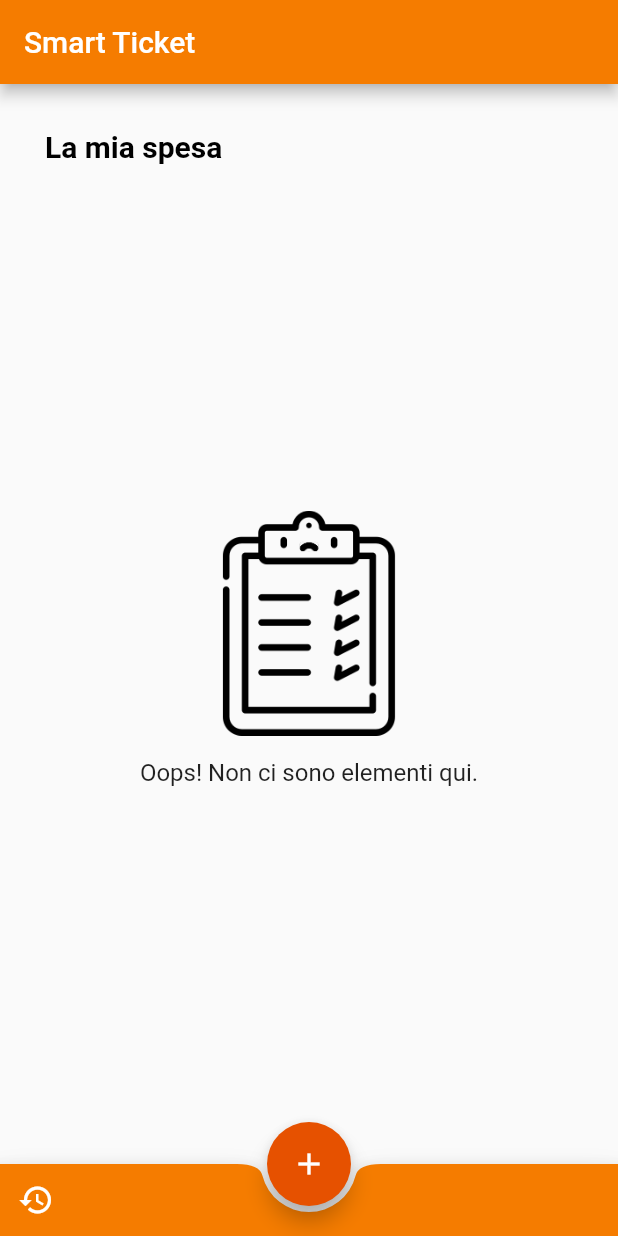
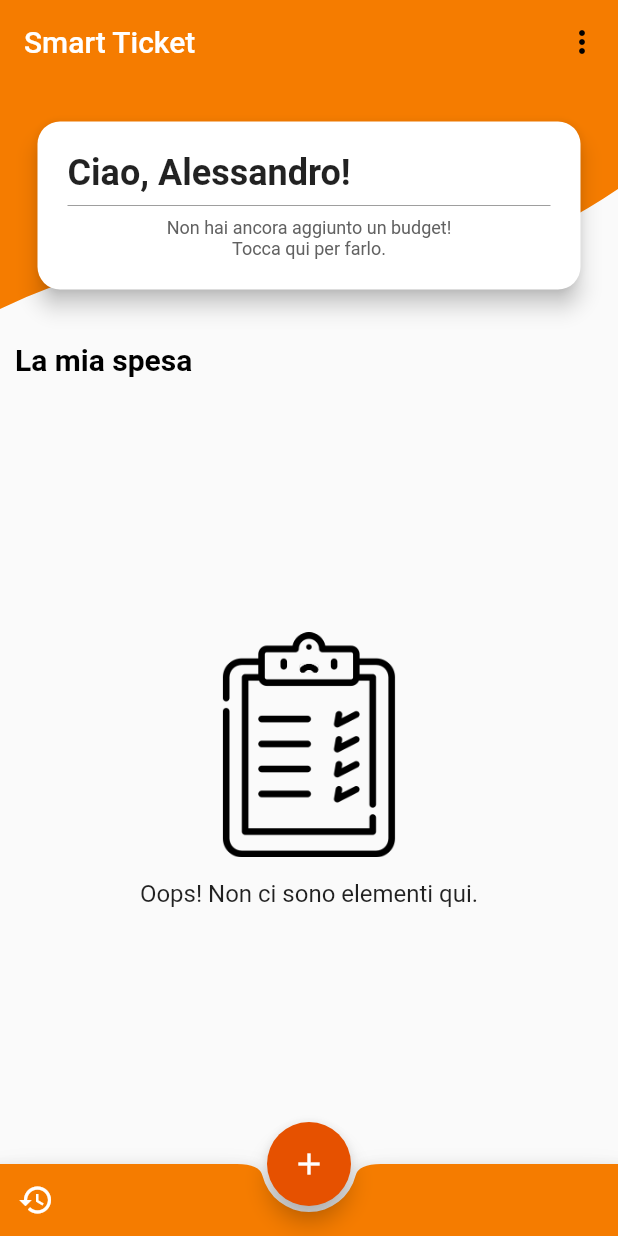
Before and after one commit to AleSpero/SmartTicket, a Flutter app: the screen it shows after launch, on a phone screen of 412 x 824 dp. Run offline on Flutter 3.47's test engine with Material 2 defaults, Android fonts, the phone set to English and light mode, and no system bars; our stand-ins replace sqflite; missing offline and left inert: simple_permissions; accounts and stored records are empty.

Commit message:
wip new defined (and cool) layout

```diff
--- /dev/null
+++ b/smart_ticket/lib/helpers/CustomShapeClipper.dart
@@ -0,0 +1,28 @@
+import 'package:flutter/material.dart';
+
+class CustomShapeClipper extends CustomClipper<Path> {
+
+  //TODO CHANGE ME!
+  @override
+  Path getClip(Size size) {
+    final Path path = Path();
+    path.lineTo(0.0, size.height);
+
+    var firstEndPoint = Offset(size.width * .5, size.height - 30.0);
+    var firstControlpoint = Offset(size.width * 0.25, size.height - 50.0);
+    path.quadraticBezierTo(firstControlpoint.dx, firstControlpoint.dy, firstEndPoint.dx, firstEndPoint.dy);
+
+    var secondEndPoint = Offset(size.width, size.height - 80.0);
+    var secondControlPoint = Offset(size.width * .75, size.height - 10);
+    path.quadraticBezierTo(secondControlPoint.dx, secondControlPoint.dy, secondEndPoint.dx, secondEndPoint.dy);
+
+    path.lineTo(size.width, 0.0);
+    path.close();
+    return path;
+  }
+
+  @override
+  bool shouldReclip(CustomClipper oldClipper) => true;
+
+
+}
--- a/smart_ticket/lib/main.dart
+++ b/smart_ticket/lib/main.dart
@@ -1,6 +1,7 @@
 import 'package:flutter/foundation.dart';
 import 'package:flutter/material.dart';
 import 'package:flutter/services.dart';
+import 'package:smart_ticket/helpers/CustomShapeClipper.dart';
 import 'package:smart_ticket/helpers/StDbHelper.dart';
 import 'package:smart_ticket/models/shoppingItem.dart';
 import 'package:smart_ticket/scan.dart';
@@ -43,9 +44,19 @@ class SmartTicketApp extends StatelessWidget {
       iconTheme: IconThemeData(color: Colors.white),
       primaryTextTheme: TextTheme(title: TextStyle(color: Colors.white)));
 
-  final isAndroid = defaultTargetPlatform == TargetPlatform.android;
+  static final isAndroid = defaultTargetPlatform == TargetPlatform.android;
+  static const plaformChannel = const MethodChannel(ST_CHANNEL);
 
-  static const plaformChannel = const MethodChannel(ST_CHANNEL);
+  static final TextStyle headerText = TextStyle(
+      fontSize: 18,
+      fontWeight: FontWeight.w800,
+      color: Colors.black54
+  );
+
+  static final TextStyle mainCardHeaderText = TextStyle(
+    fontSize: 24,
+    fontWeight: FontWeight.w600,
+  );
 
   @override
   Widget build(BuildContext context) {
@@ -82,7 +93,8 @@ class HomeScreen extends StatefulWidget {
 }
 
 class _HomeScreenState extends State<HomeScreen> {
-  var itemsList;
+  List<ShoppingItem> itemsList;
+  List<ShoppingItemWidget> cardList;
 
   @override
   Widget build(BuildContext context) {
@@ -97,12 +109,21 @@ class _HomeScreenState extends State<HomeScreen> {
         // Here we take the value from the MyHomePage object that was created by
         // the App.build method, and use it to set our appbar title.
         title: new Text(widget.title),
+        centerTitle: !SmartTicketApp.isAndroid,
+        elevation: 0.0,
+        actions: <Widget>[
+          PopupMenuButton(
+          itemBuilder: (context){
+
+          },
+          )
+        ],
       ),
       body: new Container(
-        padding: EdgeInsets.all(20.0),
         child: new Column(
           crossAxisAlignment: CrossAxisAlignment.start,
           children: <Widget>[
+            createTopCard(),
             new Container(
               child: new Text("La mia spesa",
                   style: new TextStyle(
@@ -112,7 +133,8 @@ class _HomeScreenState extends State<HomeScreen> {
               margin: EdgeInsets.only(
                   top: 10.0, left: 10.0, right: 50.0, bottom: 15),
             ),
-            new Container(child: _buildItemList())
+            new Container(
+              child: _buildItemList(),)
           ],
         ),
       ),
@@ -170,17 +192,64 @@ class _HomeScreenState extends State<HomeScreen> {
           child: Center(
             child: ListView.builder(
                 itemCount: itemsList.length,
-            itemBuilder: (context, item) {
+                itemBuilder: (context, index) {
                   return Dismissible(
-                  key: Key('${item.hashCode}'), //TODO valuta se va o no
-
+                      key: Key('${index.hashCode}'), //TODO valuta se va o no
+                      direction: DismissDirection.endToStart,
                       onDismissed: (direction) {
-                    setState(() => removeItem);
+                        setState(() => removeItem(itemsList[index], index));
                       },
-                  child: ShoppingItemWidget(itemsList[item]));
+                      child: ShoppingItemWidget(itemsList[index]));
                 }),
           ));
     }
+  }
+
+  Widget createTopCard() {
+    return Stack(
+      children: <Widget>[
+        ClipPath(
+          clipper: CustomShapeClipper(),
+          child: Container(
+            height: 150,
+            decoration: BoxDecoration(
+                color: SmartTicketApp.colorPrimary
+            ),
+          ),
+        ),
+        new Card(
+          elevation: 6.0,
+          shape: RoundedRectangleBorder(
+              borderRadius: BorderRadius.all(Radius.circular(15))),
+          margin: EdgeInsets.symmetric(vertical: 25, horizontal: 25),
+          child: Container(
+              padding: EdgeInsets.all(20),
+              child: Column(
+                children: <Widget>[
+                  Container(
+                    alignment: Alignment.centerLeft,
+                    child: Text("Ciao, Alessandro!", //TODO nome utente? come faccio?
+                      style: SmartTicketApp.mainCardHeaderText,),
+                  ),
+                  Divider(color: Colors.grey,),
+                 //TODO if has budget set
+                  //return bars and stuff, else
+
+                  InkWell(
+                    child: Text("Non hai ancora aggiunto un budget! \nTocca qui per farlo.",
+                    style: TextStyle(
+                      color: Colors.grey[700],
+                      fontSize: 12
+                    ),
+                    textAlign: TextAlign.center,),
+                    onTap: () {debugPrint("Implement me!");},
+                  )
+                ],
+              )
+          ),
+        ),
+      ],
+    );
   }
 
   void addNewItem() {
@@ -194,9 +263,9 @@ class _HomeScreenState extends State<HomeScreen> {
         });
   }
 
-  void removeItem(int id) {
-    var removedItem = (itemsList as List).removeAt(id);
-    StDbHelper().removeShoppingItem(removedItem);
-    //TODO gestisci direction
+  void removeItem(ShoppingItem item, int index) {
+    itemsList.remove(item);
+    StDbHelper().removeShoppingItem(item);
+    //cardList.removeAt(index);
   }
 }
--- a/smart_ticket/lib/widgets/shoppingitemwidget.dart
+++ b/smart_ticket/lib/widgets/shoppingitemwidget.dart
@@ -1,17 +1,12 @@
 import 'package:flutter/cupertino.dart';
 import 'package:flutter/material.dart';
+import 'package:smart_ticket/main.dart';
 import 'package:smart_ticket/models/shoppingItem.dart';
 
 
 class ShoppingItemWidget extends StatelessWidget{
 
   final ShoppingItem item;
-
-  final TextStyle headerText = TextStyle(
-    fontSize: 18,
-        fontWeight: FontWeight.w800,
-    color: Colors.black54
-  );
 
 
   ShoppingItemWidget(this.item);
@@ -20,9 +15,9 @@ class ShoppingItemWidget extends StatelessWidget{
   Widget build(BuildContext context) {
     // TODO: implement swipe to dismiss + dragdrop
     return Card(
-      elevation: 6.0,
+      elevation: 4.0,
       shape: RoundedRectangleBorder(borderRadius: BorderRadius.all(Radius.circular(15))),
-      margin: EdgeInsets.all(12),
+      margin: EdgeInsets.symmetric(vertical: 15, horizontal: 25),
       child: Container(
         padding: EdgeInsets.all(20),
         child: Column(
@@ -31,7 +26,7 @@ class ShoppingItemWidget extends StatelessWidget{
             Row(mainAxisAlignment: MainAxisAlignment.spaceBetween,
               children: <Widget>[
               Text(item.name,
-              style: headerText),
+              style: SmartTicketApp.headerText),
               Text(_parseData(item.date))
             ],),
             new Divider(color: Colors.grey,),
```
Lines whose indentation alone changed are shown as unchanged.
